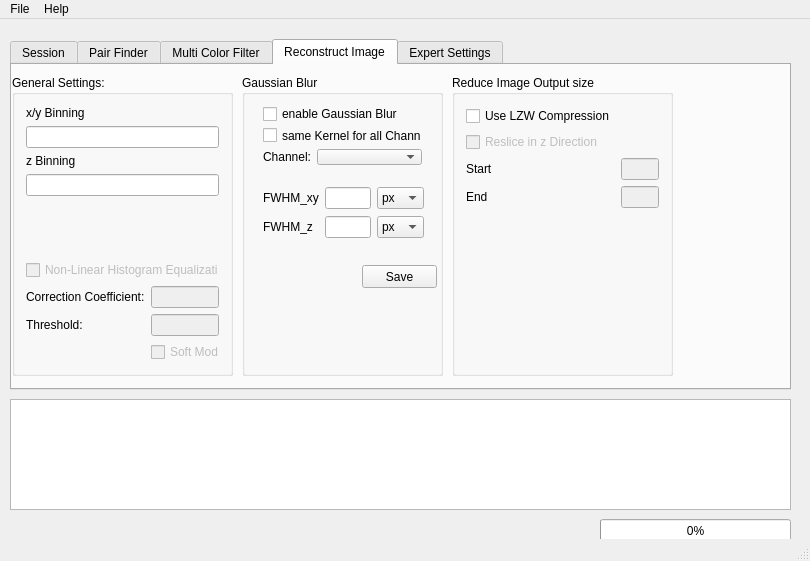
gtadeus/sdmixer2, file sdmixer.ui: the form before one commit.
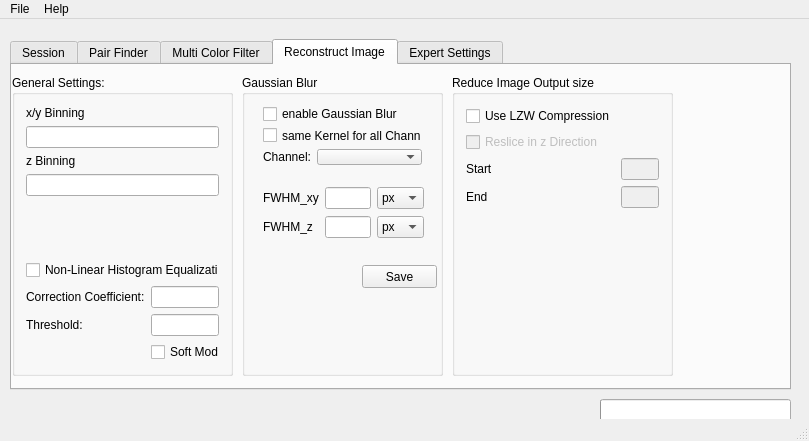
The form after the commit. The open tabs and pages were chosen to show the change.

```diff
--- a/sdmixer.ui
+++ b/sdmixer.ui
@@ -6,24 +6,14 @@
    <rect>
     <x>0</x>
     <y>0</y>
-    <width>810</width>
-    <height>561</height>
+    <width>809</width>
+    <height>441</height>
    </rect>
   </property>
   <property name="windowTitle">
    <string>sdmixer</string>
   </property>
   <widget class="QWidget" name="centralWidget">
-   <widget class="QTextEdit" name="textConsole">
-    <property name="geometry">
-     <rect>
-      <x>10</x>
-      <y>380</y>
-      <width>781</width>
-      <height>111</height>
-     </rect>
-    </property>
-   </widget>
    <widget class="QTabWidget" name="tabWidget">
     <property name="geometry">
      <rect>
@@ -34,7 +24,7 @@
      </rect>
     </property>
     <property name="currentIndex">
-     <number>0</number>
+     <number>3</number>
     </property>
     <widget class="QWidget" name="tab">
      <attribute name="title">
@@ -1107,7 +1097,7 @@
        <item row="5" column="0">
         <widget class="QCheckBox" name="checkBox_HistEq">
          <property name="enabled">
-          <bool>false</bool>
+          <bool>true</bool>
          </property>
          <property name="text">
           <string>Non-Linear Histogram Equalization</string>
@@ -1130,7 +1120,7 @@
        <item row="6" column="0">
         <layout class="QFormLayout" name="formLayout_2">
          <item row="0" column="0">
-          <widget class="QLabel" name="label_18">
+          <widget class="QLabel" name="label_CorrectionCoefficient">
            <property name="text">
             <string>Correction Coefficient:</string>
            </property>
@@ -1139,12 +1129,12 @@
          <item row="0" column="1">
           <widget class="QLineEdit" name="lineEdit_CorrectionCoefficient">
            <property name="enabled">
-            <bool>false</bool>
+            <bool>true</bool>
            </property>
           </widget>
          </item>
          <item row="1" column="0">
-          <widget class="QLabel" name="label_19">
+          <widget class="QLabel" name="label_Threshold">
            <property name="text">
             <string>Threshold:</string>
            </property>
@@ -1153,14 +1143,14 @@
          <item row="1" column="1">
           <widget class="QLineEdit" name="lineEdit_Threshold">
            <property name="enabled">
-            <bool>false</bool>
+            <bool>true</bool>
            </property>
           </widget>
          </item>
          <item row="2" column="1">
           <widget class="QCheckBox" name="checkBox_sqrtCum">
            <property name="enabled">
-            <bool>false</bool>
+            <bool>true</bool>
            </property>
            <property name="text">
             <string>Soft Mode</string>
@@ -1231,10 +1221,13 @@
     </widget>
    </widget>
    <widget class="QProgressBar" name="progressBar">
+    <property name="enabled">
+     <bool>true</bool>
+    </property>
     <property name="geometry">
      <rect>
       <x>600</x>
-      <y>500</y>
+      <y>380</y>
       <width>191</width>
       <height>23</height>
      </rect>
@@ -1242,13 +1235,16 @@
     <property name="value">
      <number>0</number>
     </property>
+    <property name="textVisible">
+     <bool>false</bool>
+    </property>
    </widget>
    <widget class="QLabel" name="label_Status">
     <property name="geometry">
      <rect>
-      <x>10</x>
-      <y>500</y>
-      <width>131</width>
+      <x>20</x>
+      <y>380</y>
+      <width>301</width>
       <height>21</height>
      </rect>
     </property>
@@ -1262,7 +1258,7 @@
     <rect>
      <x>0</x>
      <y>0</y>
-     <width>810</width>
+     <width>809</width>
      <height>18</height>
     </rect>
    </property>
```
